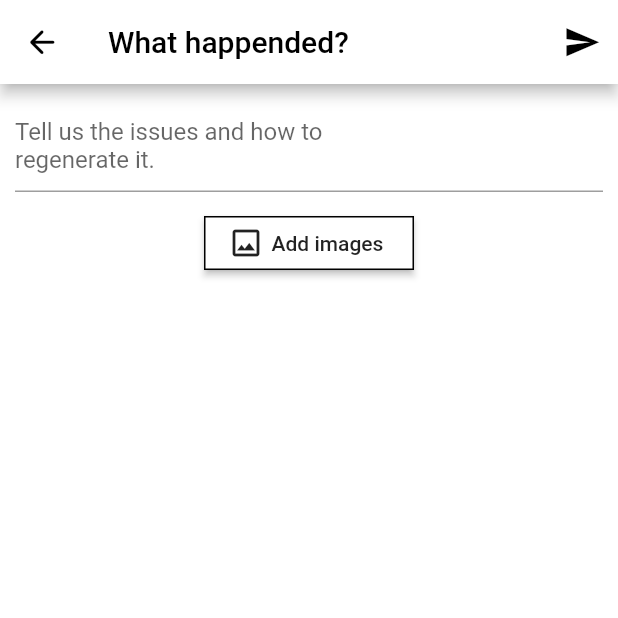
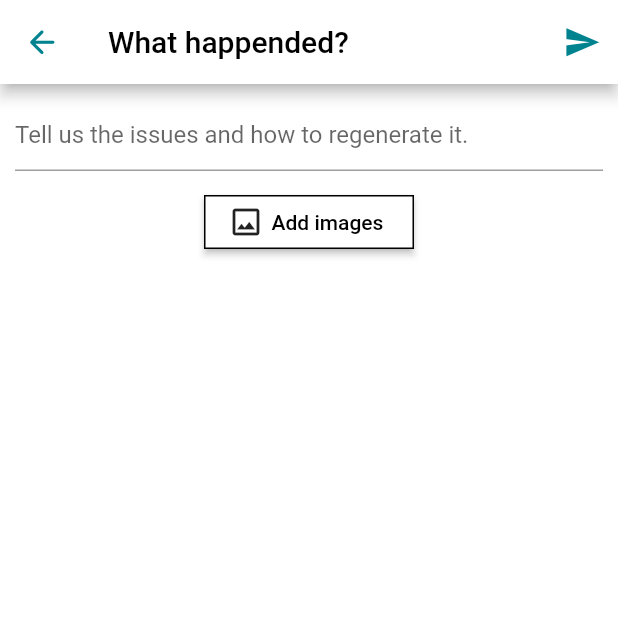
Before and after one commit to KooYooMan/ChatApp, a Flutter app: the ReportScreen screen opened directly, on a phone screen of 412 x 824 dp, the top half of it. Run offline on Flutter 3.47's test engine with Material 2 defaults, Android fonts, the phone set to English and light mode, and no system bars; our stand-ins replace cloud_firestore, dots_indicator, file_picker, firebase_auth, firebase_core, firebase_database and 6 more; missing offline and left inert: agora_rtc_engine, emoji_picker, flutter_downloader, giphy_picker, keyboard_visibility; accounts and stored records are empty.

Commit message:
Change conversation screen theme

```diff
--- a/lib/src/screens/conversation_screens/conversation_info_screen.dart
+++ b/lib/src/screens/conversation_screens/conversation_info_screen.dart
@@ -3,6 +3,7 @@ import 'dart:io';
 import 'package:ChatApp/src/models/conversation/conversation.dart';
 import 'package:ChatApp/src/screens/conversation_screens/add_member_screen.dart';
 import 'package:ChatApp/src/screens/conversation_screens/decorations/decorations.dart';
+import 'package:ChatApp/src/screens/conversation_screens/report_screen.dart';
 import 'package:file_picker/file_picker.dart';
 import 'package:flutter/material.dart';
 import 'package:image_picker/image_picker.dart';
@@ -52,7 +53,10 @@ class _ConversationInfoScreenState extends State<ConversationInfoScreen> {
             if (result == 1) {
               print("delete");
             } else if (result == 2) {
-              print("report");
+              Navigator.push(
+                context,
+                MaterialPageRoute(builder: (_) => ReportScreen()),
+              );
             } else {
               print("other");
             }
--- a/lib/src/screens/conversation_screens/report_screen.dart
+++ b/lib/src/screens/conversation_screens/report_screen.dart
@@ -3,6 +3,7 @@ import 'dart:io';
 import 'package:file_picker/file_picker.dart';
 import 'package:flutter/material.dart';
 import 'package:image_picker/image_picker.dart';
+import 'package:toast/toast.dart';
 
 class ReportScreen extends StatefulWidget {
 
@@ -32,7 +33,7 @@ class _ReportScreenState extends State<ReportScreen> {
         onPressed: () {
           Navigator.pop(context);
         },
-        icon: Icon(Icons.arrow_back_rounded, color: Colors.black,),
+        icon: Icon(Icons.arrow_back_rounded, color: Colors.cyan[800],),
         iconSize: 25.0,
       ),
       title: Text(
@@ -45,17 +46,24 @@ class _ReportScreenState extends State<ReportScreen> {
         IconButton(
           onPressed: () {
             print(_reportTextController);
+            setState(() {
               _reportTextController.clear();
+              _pickedImages.clear();
+            });
           },
-          icon: Icon(Icons.send, color: Colors.black,),
+          icon: Icon(Icons.send, color: Colors.cyan[800],),
           iconSize: 25.0,
         )
       ],
     );
   }
   Widget _buildPickedImageView() {
-    return ListView.builder(
+    return (_pickedImages.isNotEmpty) ? Container(
+      width: MediaQuery.of(context).size.width,
+      height: MediaQuery.of(context).size.height / 3,
+      child: ListView.builder(
         scrollDirection: Axis.horizontal,
+        itemCount: _pickedImages.length,
         itemBuilder: (BuildContext context, int index) {
           return ClipRRect(
             borderRadius: BorderRadius.circular(10.0),
@@ -66,7 +74,8 @@ class _ReportScreenState extends State<ReportScreen> {
             ),
           );
         },
-    );
+      ),
+    ) : Container();
   }
   Widget _buildReportField() {
     return Container(
@@ -80,7 +89,7 @@ class _ReportScreenState extends State<ReportScreen> {
         maxLines: null,
         controller: _reportTextController,
         decoration: const InputDecoration(
-          hintText: "Tell us the issues and how to \nregenerate it.",
+          hintText: "Tell us the issues and how to regenerate it.",
         ),
         validator: (String value) {
           return value.length == 0 ? 'This is required field' : null;
@@ -114,13 +123,13 @@ class _ReportScreenState extends State<ReportScreen> {
                     children: [
                       Icon(Icons.image_outlined),
                       SizedBox(width: 5.0,),
-                      Text("Add images"),
+                      Text("Add images", style: TextStyle(color: Colors.black),),
                     ],
                   ),
                 )
-
               ),
-            )
+            ),
+            _buildPickedImageView(),
           ],
         ),
       )
--- a/lib/src/screens/conversation_screens/widgets/message_widget.dart
+++ b/lib/src/screens/conversation_screens/widgets/message_widget.dart
@@ -29,7 +29,7 @@ class _MessageWidgetState extends State<MessageWidget> {
   }
 
   Widget _buildDocumentMessage() {
-    Color decorationColor = (widget.isSentByMe) ? Colors.red : Colors.grey[300];
+    Color decorationColor = (widget.isSentByMe) ? Colors.cyan : Colors.grey[300];
     Color textColor = (widget.isSentByMe) ? Colors.white : Colors.black;
     return Container(
       child: Padding(
@@ -113,7 +113,7 @@ class _MessageWidgetState extends State<MessageWidget> {
     );
   }
   Widget _buildTextMessage() {
-    Color decorationColor = (widget.isSentByMe) ? Colors.red : Colors.grey[300];
+    Color decorationColor = (widget.isSentByMe) ? Colors.cyan : Colors.grey[300];
     Color textColor = (widget.isSentByMe) ? Colors.white : Colors.black;
     return Container(
       constraints: BoxConstraints(
```
Also changed, not shown: lib/src/screens/conversation_screens/conversation_screen.dart (+10 -11 lines). Lines whose indentation alone changed are shown as unchanged.
